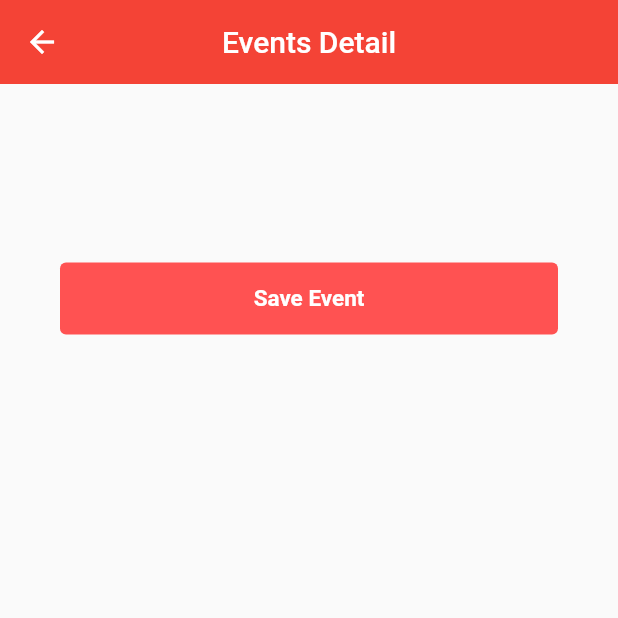
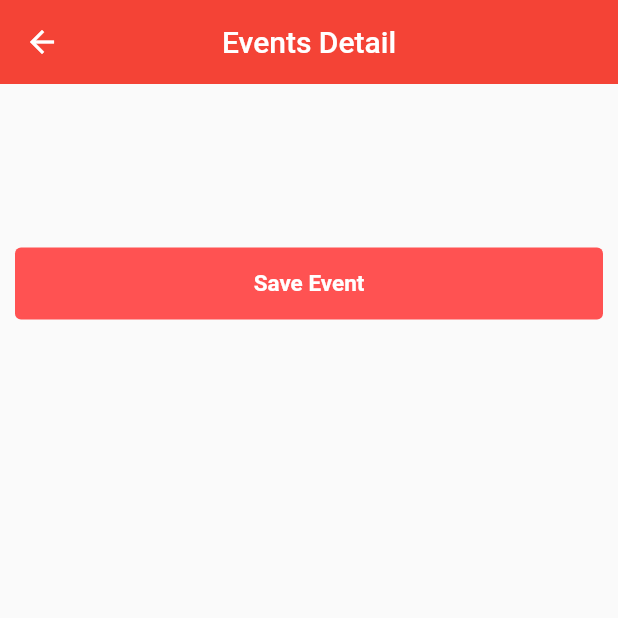
Before and after one commit to guillemalba/ijoin, a Flutter app: the EventsDetail screen opened directly with empty values, on a phone screen of 412 x 824 dp, the top half of it. Run offline on Flutter 3.47's test engine with Material 2 defaults, Android fonts, the phone set to English and light mode, and no system bars; our stand-ins replace cloud_firestore, curved_navigation_bar, dio, firebase_auth, firebase_core, firebase_database and 2 more; accounts and stored records are empty.

```diff
--- a/lib/screens/EventsDetail.dart
+++ b/lib/screens/EventsDetail.dart
@@ -1,6 +1,6 @@
 //Página de Events Detail
 import 'package:flutter/material.dart';
-import 'package:ijoin/screens/HomePage.dart';
+
 
 class EventsDetail extends StatelessWidget {
   final String text;
@@ -18,12 +18,12 @@ class EventsDetail extends StatelessWidget {
       ),
       body: Center(
         child: Padding(
-          padding: EdgeInsets.all(20),
+          padding: EdgeInsets.all(10),
           child: Column(
             children: <Widget>[
               Container(
-                width: double.infinity,
-                margin: const EdgeInsets.only(top: 20.0, bottom: 10, left: 20, right: 20),
+                //width: double.infinity,
+                margin: const EdgeInsets.only(top: 20.0, bottom: 10),
                 child: SizedBox(
                   child: Column(
                     mainAxisAlignment: MainAxisAlignment.start,
@@ -42,7 +42,7 @@ class EventsDetail extends StatelessWidget {
                               fixedSize: Size.fromWidth(MediaQuery.of(context).size.width)
                           ),
                           onPressed: () {
-                           // _openAddEntryDialog();
+                            //saveEvent();
                           },
                           child: Text('Save Event', style: TextStyle(fontSize: 15, fontWeight: FontWeight.bold),
                           ),
--- a/lib/screens/HomePage.dart
+++ b/lib/screens/HomePage.dart
@@ -126,7 +126,6 @@ class _HomeState extends State<HomePage>{
                         context,
                         MaterialPageRoute(builder: (context) => EventsDetail(text: 'Evento: \n\n' + _events[index]['name'] + '\n\n' + 'Ubicación: \n\n' + _events[index]['venue']['location']['address']['city'] + '\n\n' + 'Fecha: \n\n' + _events[index]['event_date']['value'] )),
                       //(event: event)),
-                      // (text: 'Evento: \n\n' + _events[index]['name'] + '\n\n' + 'Ubicación: \n\n' + _events[index]['venue']['location']['address']['city'] + '\n\n' + 'Fecha: \n\n' + _events[index]['event_date']['value'] )),
                       );
                     },
                 ),
```
Also changed, not shown: lib/screens/SearchPage.dart (+10 -1 lines).
